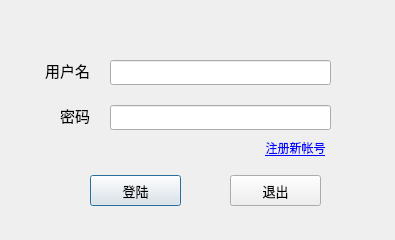
Above: client/login/logindlg.ui from SJunTer/QExpress before the change. Below: the same form after it.
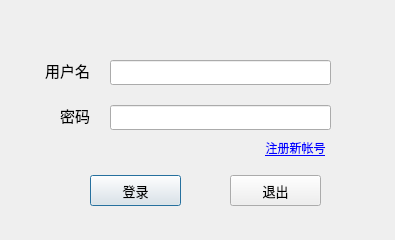
That is the form after the change. Icons and pictures are not drawn.

What changed in the file:
```diff
--- a/client/login/logindlg.ui
+++ b/client/login/logindlg.ui
@@ -108,7 +108,7 @@
     </font>
    </property>
    <property name="text">
-    <string>登陆</string>
+    <string>登录</string>
    </property>
   </widget>
   <widget class="QPushButton" name="exitBtn">
```
